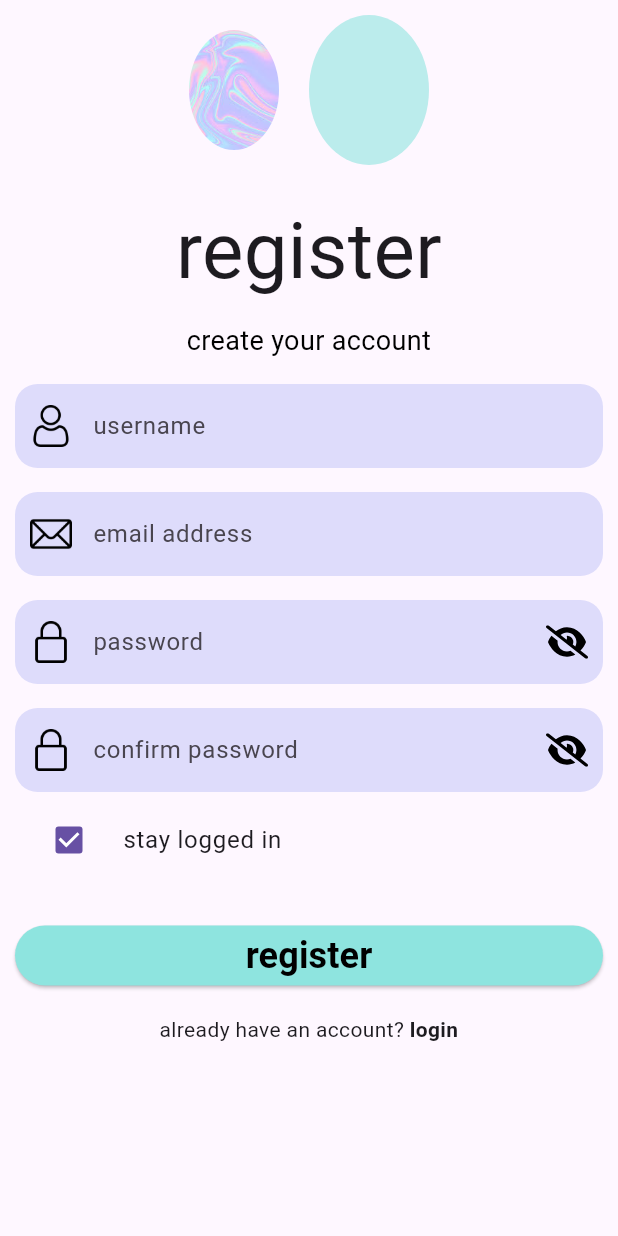
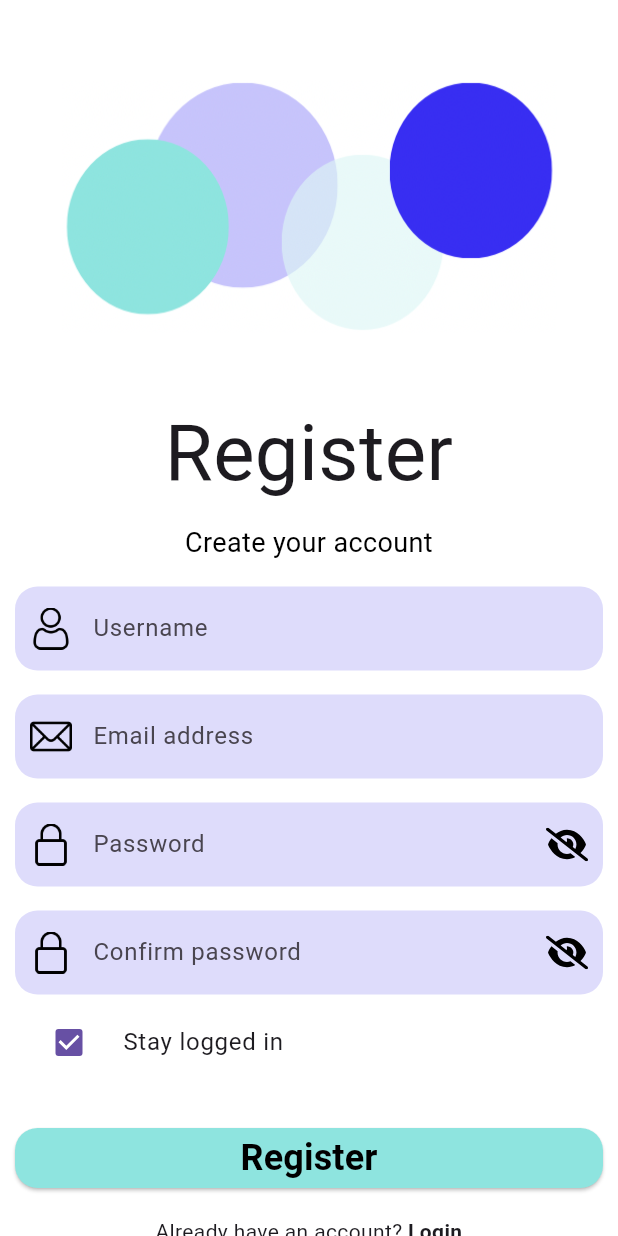
Before and after one commit to YazeedMo/QuickCard, a Flutter app: the RegistrationScreen screen opened directly, on a phone screen of 412 x 824 dp. Run offline on Flutter 3.47's test engine with Material 3 defaults, Android fonts, the phone set to English and light mode, and no system bars; our stand-ins replace flutter_svg, image_picker, sqflite; missing offline and left inert: barcode, mobile_scanner; accounts and stored records are empty.

Commit message:
Added changes from Safa for improvements to Login, Registration and Account screens

```diff
--- a/quick_card/lib/components/auth_components.dart
+++ b/quick_card/lib/components/auth_components.dart
@@ -63,9 +63,10 @@ class _AuthTextFieldState extends State<AuthTextField> {
         border: OutlineInputBorder(
           borderRadius: BorderRadius.circular(15.0),
           borderSide: BorderSide.none,
+
         ),
         filled: true,
-        fillColor: const Color(0xFFDEDCFB),
+        fillColor:  Color(0xFFDEDCFB),
         suffixIcon: widget.obscureText
             ? GestureDetector(
           onTap: () {
@@ -104,6 +105,10 @@ class AuthButton extends StatelessWidget {
       style: ElevatedButton.styleFrom(
         backgroundColor: const Color(0xff8EE4DF), // Background color
         foregroundColor: Colors.black, // Text color
+        shape: RoundedRectangleBorder(
+        borderRadius: BorderRadius.circular(15.0),
+
+        ),
       ),
       child: Text(
         text,
@@ -123,6 +128,9 @@ class LoadingButton extends StatelessWidget {
       style: ElevatedButton.styleFrom(
         backgroundColor: const Color(0xff8EE4DF), // Background color
         foregroundColor: Colors.black, // Spinner color
+    shape: RoundedRectangleBorder(
+    borderRadius: BorderRadius.circular(15.0),
+    ),
       ),
       child: const SizedBox(
         width: 24.0,
@@ -132,6 +140,7 @@ class LoadingButton extends StatelessWidget {
           color: Colors.black, // Spinner color
         ),
       ),
+
     );
   }
 }
--- a/quick_card/lib/ui/auth/registration_screen.dart
+++ b/quick_card/lib/ui/auth/registration_screen.dart
@@ -35,6 +35,7 @@ class _RegistrationScreenState extends State<RegistrationScreen> {
   @override
   Widget build(BuildContext context) {
     return Scaffold(
+      backgroundColor: Colors.white,
       resizeToAvoidBottomInset: true, // Automatically adjusts for the keyboard
       body: SafeArea(
         child: SingleChildScrollView(
@@ -51,41 +52,28 @@ class _RegistrationScreenState extends State<RegistrationScreen> {
                   children: [
                     // First Profile photo
                     Padding(
-                      padding: const EdgeInsets.only(right: 20),
-                      child: ClipOval(
-                        child: Image.asset(
-                          'assets/holographic.jpeg', // Replace with your image path
-                          width: 60.0,
-                          height: 80.0,
-                          opacity: const AlwaysStoppedAnimation(0.6),
-                          fit: BoxFit.cover,
-                        ),
-                      ),
-                    ),
-                    // Second Profile photo
+                      padding: const EdgeInsets.only(top:0),
+            child: Image.asset(
+              'assets/register-bubble.png',
+              width: 330.0,
+              height: 255.0,
+              fit: BoxFit.contain,
+            ),
+          ),
 
-                    // Third Profile photo
-                    ClipOval(
-                      child: Image.asset(
-                        'assets/greendark.png', // Replace with your image path
-                        width: 80.0,
-                        height: 100.0,
-                        opacity: const AlwaysStoppedAnimation(0.6),
-                        fit: BoxFit.cover,
-                      ),
-                    ),
+
+
                   ],
                 ),
-                const SizedBox(height: 20.0),
                 Padding(
-                  padding: const EdgeInsets.all(0.0),
+                  padding: const EdgeInsets.only(top:0),
                   child: Center(
                     child: Column(
                       mainAxisAlignment: MainAxisAlignment.center,
                       crossAxisAlignment: CrossAxisAlignment.stretch,
                       children: <Widget>[
                         const Text(
-                          'register',
+                          'Register',
                           style: TextStyle(
                             fontSize: 52.0,
                           ),
@@ -93,7 +81,7 @@ class _RegistrationScreenState extends State<RegistrationScreen> {
                         ),
                         const SizedBox(height: 10.0), // Spacing between the labels
                         const Text(
-                          'create your account',
+                          'Create your account',
                           style: TextStyle(
                             fontSize: 18.0,
                             color: Colors.black,
@@ -106,7 +94,7 @@ class _RegistrationScreenState extends State<RegistrationScreen> {
                           buildContext: context,
                           controller:
                               _registrationController.usernameController,
-                          text: 'username',
+                          text: 'Username',
                           imagePath: 'assets/user.png',
                           obscureText: false,
                           thisFocusNode:
@@ -118,7 +106,7 @@ class _RegistrationScreenState extends State<RegistrationScreen> {
                         AuthTextField(
                             buildContext: context,
                             controller: _registrationController.emailController,
-                            text: 'email address',
+                            text: 'Email address',
                             imagePath: 'assets/mail.png',
                             obscureText: false,
                             thisFocusNode:
@@ -131,7 +119,7 @@ class _RegistrationScreenState extends State<RegistrationScreen> {
                             buildContext: context,
                             controller:
                                 _registrationController.passwordController,
-                            text: 'password',
+                            text: 'Password',
                             imagePath: 'assets/lock.png',
                             obscureText: true,
                             thisFocusNode:
@@ -144,7 +132,7 @@ class _RegistrationScreenState extends State<RegistrationScreen> {
                             buildContext: context,
                             controller: _registrationController
                                 .confirmPasswordController,
-                            text: 'confirm password',
+                            text: 'Confirm password',
                             imagePath: 'assets/lock.png',
                             obscureText: true,
                             thisFocusNode: _registrationController
@@ -153,7 +141,7 @@ class _RegistrationScreenState extends State<RegistrationScreen> {
                         const SizedBox(height: 4.0),
                         // Stay logged in checkbox
                         CheckboxListTile(
-                          title: const Text("stay logged in"),
+                          title: const Text("Stay logged in"),
                           value: _registrationController.stayLoggedIn,
                           onChanged: (value) {
                             setState(() {
@@ -168,7 +156,7 @@ class _RegistrationScreenState extends State<RegistrationScreen> {
                         _isLoading == true
                             ? const LoadingButton()
                             : AuthButton(
-                                onTap: _handleRegistration, text: 'register'),
+                                onTap: _handleRegistration, text: 'Register'),
                         Padding(
                           padding: const EdgeInsets.only(top: 15.0),
                           child: GestureDetector(
@@ -177,10 +165,10 @@ class _RegistrationScreenState extends State<RegistrationScreen> {
                             },
                             child: const Text.rich(
                               TextSpan(
-                                text: 'already have an account? ',
+                                text: 'Already have an account? ',
                                 children: [
                                   TextSpan(
-                                    text: 'login', // Bold text
+                                    text: 'Login', // Bold text
                                     style: TextStyle(
                                       fontWeight: FontWeight.bold,
                                     ),
--- a/quick_card/lib/ui/cards/cards_screen.dart
+++ b/quick_card/lib/ui/cards/cards_screen.dart
@@ -99,7 +99,7 @@ class _CardsScreenState extends State<CardsScreen> {
                     );
                   },
                 ),
-      floatingActionButton: AddButton(buttonText: 'add card',onPressed: _goToCardScanner)
+      floatingActionButton: AddButton(buttonText: 'Add card',onPressed: _goToCardScanner)
     );
   }
 }
--- a/quick_card/lib/ui/folders/folder_screen.dart
+++ b/quick_card/lib/ui/folders/folder_screen.dart
@@ -114,7 +114,7 @@ class _FolderScreenState extends State<FolderScreen> {
               },
             ),
 
-    floatingActionButton: AddButton(buttonText: 'add folder',onPressed: () => {showCreateFolderModal(context)},)
+    floatingActionButton: AddButton(buttonText: 'Add folder',onPressed: () => {showCreateFolderModal(context)},)
     );
   }
 
```
Also changed, not shown: quick_card/lib/ui/account/account_screen.dart (+19 -9 lines), quick_card/lib/ui/auth/login_screen.dart (+21 -35 lines), quick_card/lib/ui/cards/card_edit_screen.dart (+50 -15 lines), quick_card/lib/ui/cards/card_manual_entry_screen.dart (+12 -12 lines), quick_card/assets/login-bubble.jpg (added), quick_card/assets/register-bubble.png (added).
